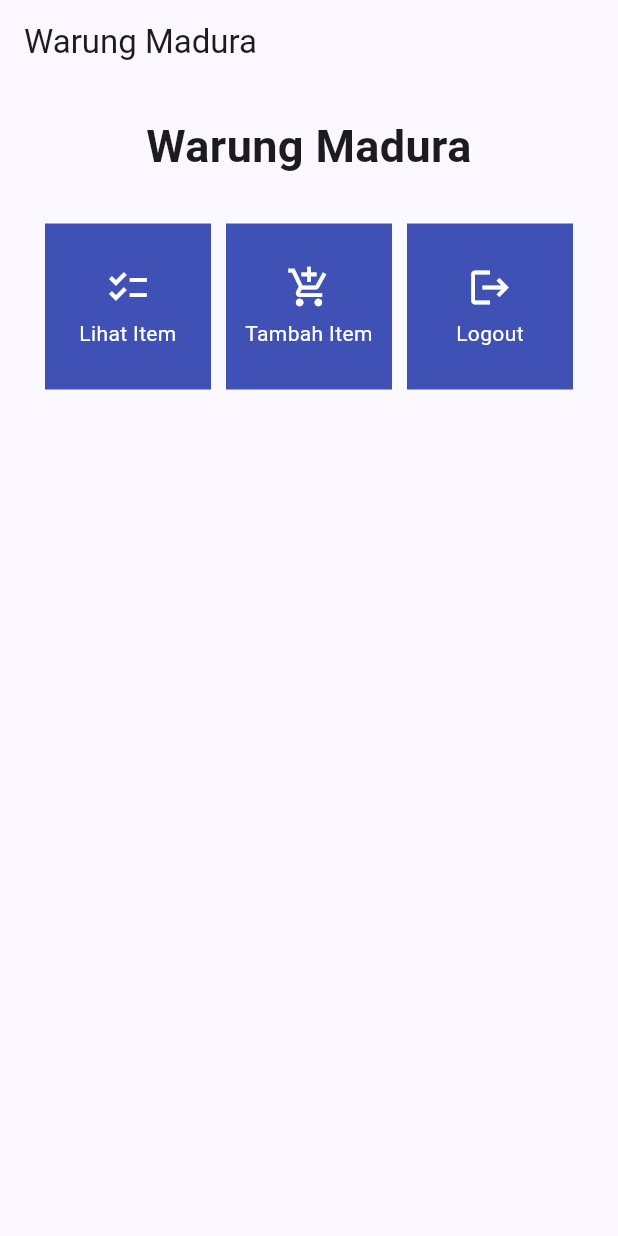
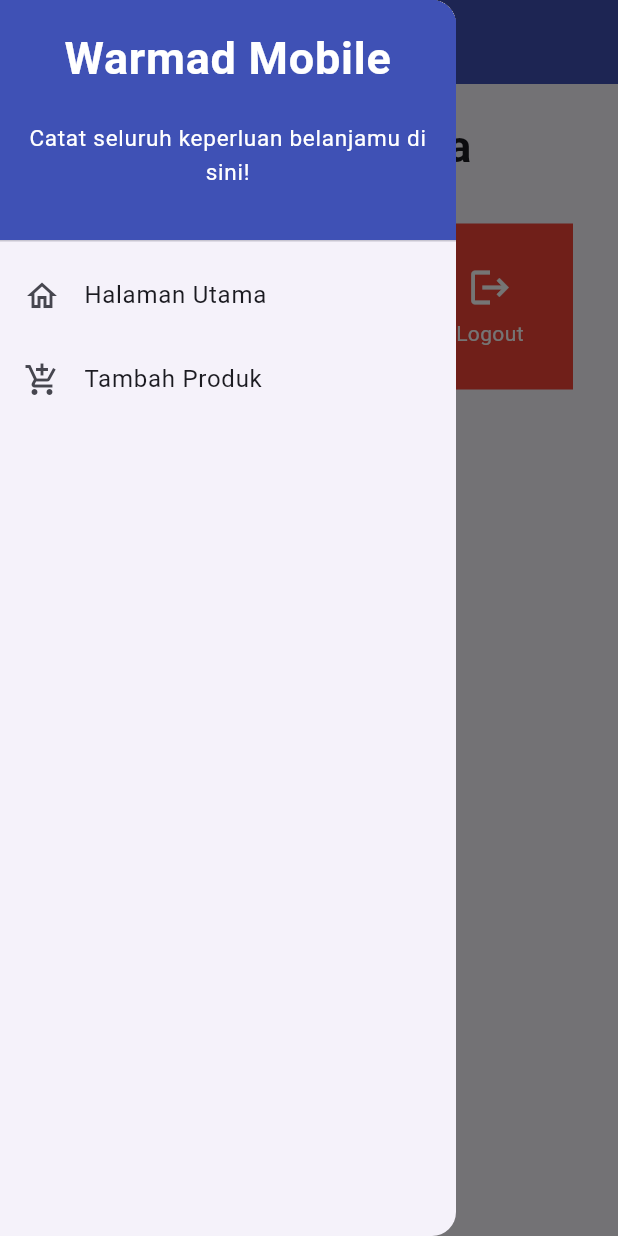
Before and after one commit to arjunajaa/warmad_mobile, a Flutter app: the screen it shows after launch, with the side drawer open (before the commit the screen has no drawer), on a phone screen of 412 x 824 dp. Run offline on Flutter 3.47's test engine with Material 2 defaults, Android fonts, the phone set to English and light mode, and no system bars.

Commit message:
finish tugas 8

```diff
--- a/lib/main.dart
+++ b/lib/main.dart
@@ -1,4 +1,4 @@
-import 'package:warmad_mobile/menu.dart';
+import 'package:warmad_mobile/screens/menu.dart';
 import 'package:flutter/material.dart';
 
 void main() {
--- a/lib/menu.dart
+++ b/lib/screens/menu.dart
@@ -1,12 +1,14 @@
 import 'package:flutter/material.dart';
+import 'package:warmad_mobile/widgets/left_drawer.dart';
+import 'package:warmad_mobile/widgets/shop_card.dart';
 
 class MyHomePage extends StatelessWidget {
   MyHomePage({Key? key}) : super(key: key);
 
   final List<ShopItem> items = [
-    ShopItem("Lihat Item", Icons.checklist),
-    ShopItem("Tambah Item", Icons.add_shopping_cart),
-    ShopItem("Logout", Icons.logout),
+    ShopItem("Lihat Item", Icons.checklist, Colors.green),
+    ShopItem("Tambah Item", Icons.add_shopping_cart, Colors.yellow),
+    ShopItem("Logout", Icons.logout, Colors.red),
   ];
 
   // This widget is the home page of your application. It is stateful, meaning
@@ -19,13 +21,16 @@
   // always marked "final".
 
   @override
-  Widget build(BuildContext context) {
-    return Scaffold(
+    Widget build(BuildContext context) {
+        return Scaffold(
       appBar: AppBar(
         title: const Text(
-          'Warung Madura',
+          'Warmad Mobile',
         ),
+        backgroundColor: Colors.indigo,
+        foregroundColor: Colors.white,
       ),
+      drawer: const LeftDrawer(),
       body: SingleChildScrollView(
         // Widget wrapper yang dapat discroll
         child: Padding(
@@ -37,7 +42,7 @@
                 padding: EdgeInsets.only(top: 10.0, bottom: 10.0),
                 // Widget Text untuk menampilkan tulisan dengan alignment center dan style yang sesuai
                 child: Text(
-                  'Warung Madura', // Text yang menandakan toko
+                  'Warung Madura',
                   textAlign: TextAlign.center,
                   style: TextStyle(
                     fontSize: 30,
@@ -66,55 +71,3 @@
     );
   }
 }
-
-class ShopItem {
-  final String name;
-  final IconData icon;
-
-  ShopItem(this.name, this.icon);
-}
-
-class ShopCard extends StatelessWidget {
-  final ShopItem item;
-
-  const ShopCard(this.item, {super.key}); // Constructor
-
-  @override
-  Widget build(BuildContext context) {
-    return Material(
-      color: Colors.indigo,
-      child: InkWell(
-        // Area responsive terhadap sentuhan
-        onTap: () {
-          // Memunculkan SnackBar ketika diklik
-          ScaffoldMessenger.of(context)
-            ..hideCurrentSnackBar()
-            ..showSnackBar(SnackBar(
-                content: Text("Kamu telah menekan tombol ${item.name}!")));
-        },
-        child: Container(
-          // Container untuk menyimpan Icon dan Text
-          padding: const EdgeInsets.all(8),
-          child: Center(
-            child: Column(
-              mainAxisAlignment: MainAxisAlignment.center,
-              children: [
-                Icon(
-                  item.icon,
-                  color: Colors.white,
-                  size: 30.0,
-                ),
-                const Padding(padding: EdgeInsets.all(3)),
-                Text(
-                  item.name,
-                  textAlign: TextAlign.center,
-                  style: const TextStyle(color: Colors.white),
-                ),
-              ],
-            ),
-          ),
-        ),
-      ),
-    );
-  }
-}
--- /dev/null
+++ b/lib/widgets/left_drawer.dart
@@ -0,0 +1,68 @@
+import 'package:flutter/material.dart';
+import 'package:warmad_mobile/screens/menu.dart';
+import 'package:warmad_mobile/screens/shoplist_form.dart';
+
+class LeftDrawer extends StatelessWidget {
+  const LeftDrawer({super.key});
+
+  @override
+  Widget build(BuildContext context) {
+    return Drawer(
+      child: ListView(
+        children: [
+          const DrawerHeader(
+            decoration: BoxDecoration(
+              color: Colors.indigo,
+            ),
+            child: Column(
+              children: [
+                Text(
+                  'Warmad Mobile',
+                  textAlign: TextAlign.center,
+                  style: TextStyle(
+                    fontSize: 30,
+                    fontWeight: FontWeight.bold,
+                    color: Colors.white,
+                  ),
+                ),
+                Padding(padding: EdgeInsets.all(10)),
+                Text(
+                  "Catat seluruh keperluan belanjamu di sini!",
+                  textAlign: TextAlign.center,
+                  style: TextStyle(
+                    fontSize: 15,
+                    color: Colors.white,
+                  ),
+                ),
+              ],
+            ),
+          ),
+          ListTile(
+            leading: const Icon(Icons.home_outlined),
+            title: const Text('Halaman Utama'),
+            // Bagian redirection ke MyHomePage
+            onTap: () {
+              Navigator.pushReplacement(
+                  context,
+                  MaterialPageRoute(
+                    builder: (context) => MyHomePage(),
+                  ));
+            },
+          ),
+          ListTile(
+            leading: const Icon(Icons.add_shopping_cart),
+            title: const Text('Tambah Produk'),
+            // Bagian redirection ke ShopFormPage
+            onTap: () {
+              Navigator.pushReplacement(
+                  context,
+                  MaterialPageRoute(
+                    builder: (context) => ShopFormPage(),
+                  ));
+            },
+          ),
+        ],
+      ),
+    );
+  }
+}
--- /dev/null
+++ b/lib/widgets/shop_card.dart
@@ -0,0 +1,61 @@
+import 'package:flutter/material.dart';
+import 'package:warmad_mobile/screens/shoplist_form.dart';
+
+class ShopItem {
+  final String name;
+  final IconData icon;
+  final Color color;
+
+  ShopItem(this.name, this.icon, this.color);
+}
+
+class ShopCard extends StatelessWidget {
+  final ShopItem item;
+
+  const ShopCard(this.item, {super.key}); // Constructor
+
+  @override
+  Widget build(BuildContext context) {
+    return Material(
+      color: item.color,
+      child: InkWell(
+        // Area responsive terhadap sentuhan
+        onTap: () {
+          // Memunculkan SnackBar ketika diklik
+          ScaffoldMessenger.of(context)
+            ..hideCurrentSnackBar()
+            ..showSnackBar(SnackBar(
+                content: Text("Kamu telah menekan tombol ${item.name}!")));
+
+          // Navigate ke route yang sesuai (tergantung jenis tombol)
+          if (item.name == "Tambah Item") {
+            Navigator.push(context,
+              MaterialPageRoute(builder: (context) => const ShopFormPage()));
+          }
+        },
+        child: Container(
+          // Container untuk menyimpan Icon dan Text
+          padding: const EdgeInsets.all(8),
+          child: Center(
+            child: Column(
+              mainAxisAlignment: MainAxisAlignment.center,
+              children: [
+                Icon(
+                  item.icon,
+                  color: Colors.white,
+                  size: 30.0,
+                ),
+                const Padding(padding: EdgeInsets.all(3)),
+                Text(
+                  item.name,
+                  textAlign: TextAlign.center,
+                  style: const TextStyle(color: Colors.white),
+                ),
+              ],
+            ),
+          ),
+        ),
+      ),
+    );
+  }
+}
```
Also changed, not shown: lib/screens/shoplist_form.dart (added, +158 -0 lines).
